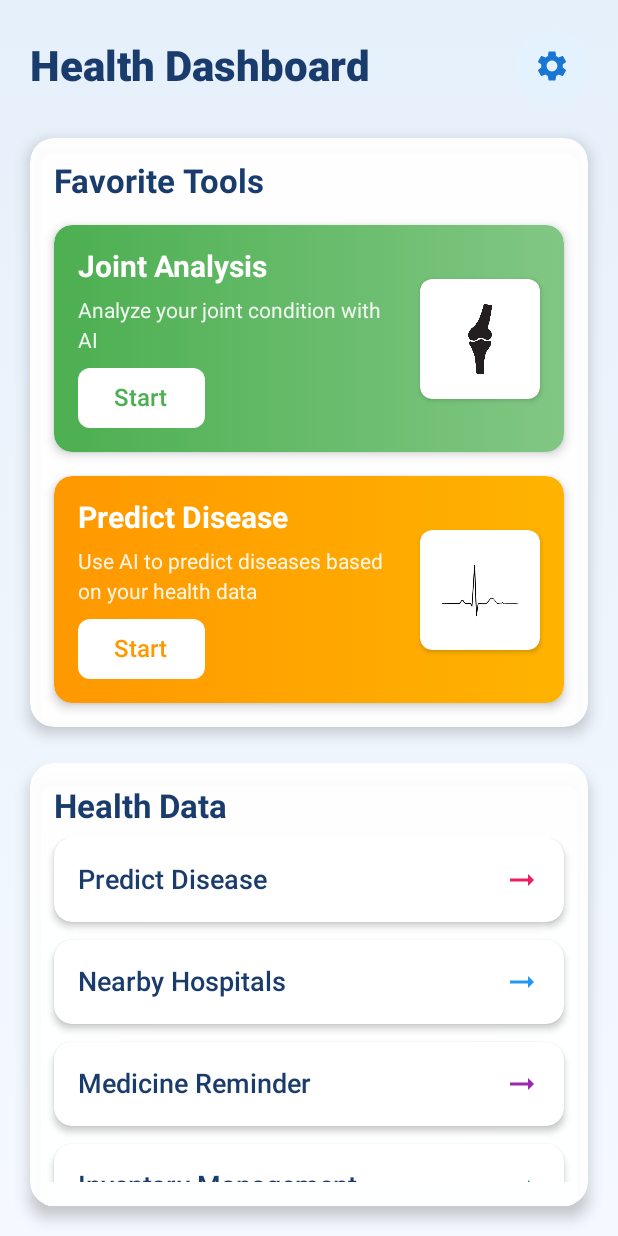
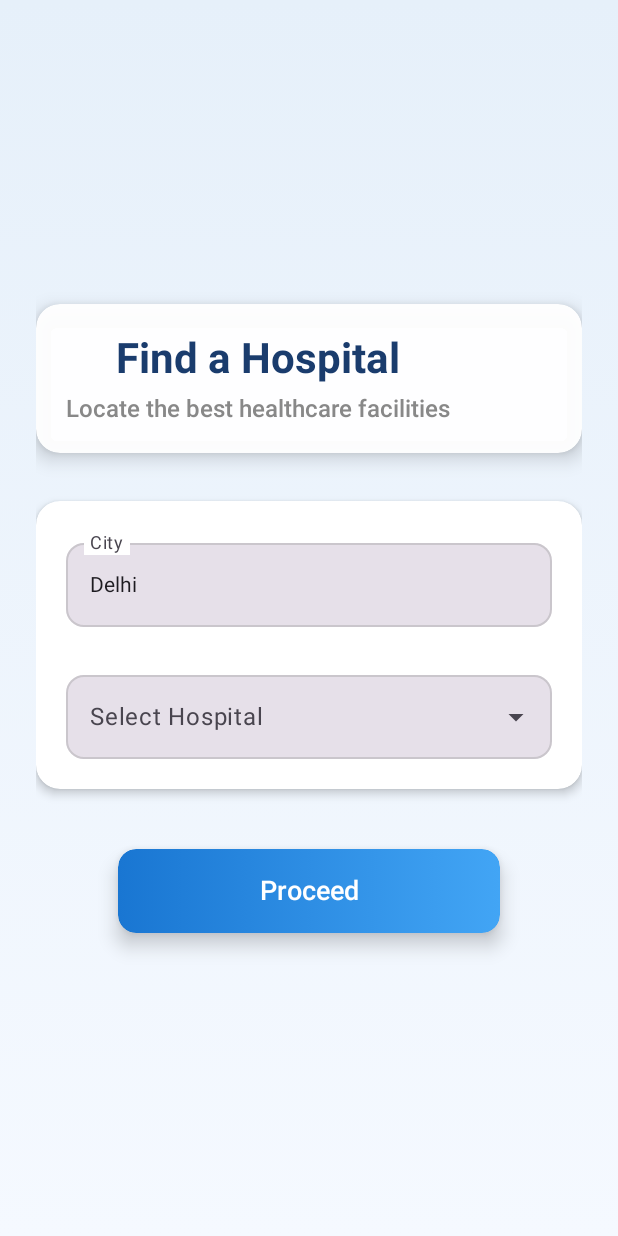
Before and after one commit to dayam8696/Major_Project, an Android app built with Jetpack Compose: the screen it shows after launch (MainActivity), after a tap on "Nearby Hospitals", on a phone screen of 412 x 824 dp. Run offline under Robolectric (Android 15) with nearby library versions, the phone set to English and light mode, and no system bars.

Commit message:
woking on near by hospital

```diff
--- a/app/src/main/java/com/example/majorproject/MainActivity.kt
+++ b/app/src/main/java/com/example/majorproject/MainActivity.kt
@@ -26,6 +26,7 @@ import com.example.majorproject.ui.screens.KneeSeverityPredictionScreen
 import com.example.majorproject.ui.MedicineReminderScreen
 import com.example.majorproject.ui.screens.DiabetesPredictionScreen
 import com.example.majorproject.ui.screens.DiabetesResultScreen
+import com.example.majorproject.ui.screens.FindHospitalScreen
 import com.example.majorproject.ui.screens.HeartAttackResultScreen
 import com.example.majorproject.ui.screens.SelectDiseaseScreen
 import com.example.majorproject.ui.theme.MajorProjectTheme
@@ -106,6 +107,9 @@ fun AppNavHost(navController: NavHostController, modifier: Modifier = Modifier,
                  navController
             )
         }
+        composable(route = "FindHospitalScreen")  {
+            FindHospitalScreen(navController)
+        }
     }
 }
 
--- /dev/null
+++ b/app/src/main/java/com/example/majorproject/ui/screens/FindHospitalScreen.kt
@@ -0,0 +1,255 @@
+package com.example.majorproject.ui.screens
+
+import androidx.compose.animation.animateContentSize
+import androidx.compose.animation.core.*
+import androidx.compose.foundation.background
+import androidx.compose.foundation.clickable
+import androidx.compose.foundation.interaction.MutableInteractionSource
+import androidx.compose.foundation.interaction.collectIsPressedAsState
+import androidx.compose.foundation.layout.*
+import androidx.compose.foundation.shape.RoundedCornerShape
+import androidx.compose.material3.*
+import androidx.compose.runtime.*
+import androidx.compose.ui.Alignment
+import androidx.compose.ui.Modifier
+import androidx.compose.ui.draw.clip
+import androidx.compose.ui.draw.scale
+import androidx.compose.ui.draw.shadow
+import androidx.compose.ui.graphics.Brush
+import androidx.compose.ui.graphics.Color
+import androidx.compose.ui.graphics.graphicsLayer
+import androidx.compose.ui.platform.LocalFocusManager
+import androidx.compose.ui.text.font.FontWeight
+import androidx.compose.ui.unit.dp
+import androidx.compose.ui.unit.sp
+import androidx.navigation.NavController
+
+@OptIn(ExperimentalMaterial3Api::class)
+@Composable
+fun FindHospitalScreen(navController: NavController) {
+    val hospitalList = listOf(
+        "AIIMS Hospital", "Fortis Hospital", "Max Super Speciality Hospital",
+        "Sir Ganga Ram Hospital", "BLK-Max Hospital", "Indraprastha Apollo Hospital",
+        "Safdarjung Hospital", "Ram Manohar Lohia Hospital", "Holy Family Hospital",
+        "Venkateshwar Hospital"
+    )
+
+    var city by remember { mutableStateOf("Delhi") }
+    var selectedHospital by remember { mutableStateOf("") }
+    var expanded by remember { mutableStateOf(false) }
+
+    val focusManager = LocalFocusManager.current
+
+    // Animation states
+    val fadeAnim by animateFloatAsState(
+        targetValue = 1f,
+        animationSpec = tween(
+            durationMillis = 800,
+            easing = FastOutSlowInEasing
+        ),
+        label = "fade_animation"
+    )
+
+    val slideAnim by animateDpAsState(
+        targetValue = 0.dp,
+        animationSpec = tween(
+            durationMillis = 1000,
+            easing = FastOutSlowInEasing
+        ),
+        label = "slide_animation"
+    )
+
+    Box(
+        modifier = Modifier
+            .fillMaxSize()
+            .background(
+                Brush.verticalGradient(
+                    colors = listOf(
+                        Color(0xFFE6F0FA),
+                        Color(0xFFF5F9FF)
+                    )
+                )
+            )
+            .padding(24.dp)
+    ) {
+        Column(
+            modifier = Modifier
+                .fillMaxSize()
+                .offset(y = slideAnim)
+                .graphicsLayer(alpha = fadeAnim)
+                .animateContentSize(),
+            verticalArrangement = Arrangement.Center,
+            horizontalAlignment = Alignment.CenterHorizontally
+        ) {
+            // Header Card
+            Card(
+                modifier = Modifier
+                    .fillMaxWidth()
+                    .padding(bottom = 32.dp)
+                    .shadow(8.dp, RoundedCornerShape(16.dp))
+                    .clip(RoundedCornerShape(16.dp)),
+                colors = CardDefaults.cardColors(containerColor = Color.White.copy(alpha = 0.95f)),
+            ) {
+                Column(
+                    modifier = Modifier.padding(20.dp),
+                    horizontalAlignment = Alignment.CenterHorizontally
+                ) {
+                    Text(
+                        text = "Find a Hospital",
+                        fontSize = 28.sp,
+                        fontWeight = FontWeight.Bold,
+                        color = Color(0xFF1A3C6D)
+                    )
+                    Text(
+                        text = "Locate the best healthcare facilities",
+                        fontSize = 16.sp,
+                        fontWeight = FontWeight.Medium,
+                        color = Color.Gray,
+                        modifier = Modifier.padding(top = 8.dp)
+                    )
+                }
+            }
+
+            // Input Card
+            Card(
+                modifier = Modifier
+                    .fillMaxWidth()
+                    .shadow(4.dp, RoundedCornerShape(16.dp))
+                    .clip(RoundedCornerShape(16.dp)),
+                colors = CardDefaults.cardColors(containerColor = Color.White),
+            ) {
+                Column(
+                    modifier = Modifier.padding(20.dp),
+                    verticalArrangement = Arrangement.spacedBy(24.dp)
+                ) {
+                    // City TextField
+                    OutlinedTextField(
+                        value = city,
+                        onValueChange = { city = it },
+                        label = { Text("City") },
+                        singleLine = true,
+                        shape = RoundedCornerShape(12.dp),
+                        modifier = Modifier.fillMaxWidth(),
+                        colors = TextFieldDefaults.colors(
+                            focusedIndicatorColor = Color(0xFF1976D2),
+                            unfocusedIndicatorColor = Color.Gray.copy(alpha = 0.3f),
+                            focusedLabelColor = Color(0xFF1976D2),
+                            cursorColor = Color(0xFF1976D2)
+                        )
+                    )
+
+                    // Hospital Dropdown
+                    ExposedDropdownMenuBox(
+                        expanded = expanded,
+                        onExpandedChange = { expanded = !expanded }
+                    ) {
+                        OutlinedTextField(
+                            value = selectedHospital,
+                            onValueChange = {},
+                            readOnly = true,
+                            label = { Text("Select Hospital") },
+                            trailingIcon = {
+                                ExposedDropdownMenuDefaults.TrailingIcon(expanded = expanded)
+                            },
+                            shape = RoundedCornerShape(12.dp),
+                            colors = TextFieldDefaults.colors(
+                                focusedIndicatorColor = Color(0xFF1976D2),
+                                unfocusedIndicatorColor = Color.Gray.copy(alpha = 0.3f),
+                                focusedLabelColor = Color(0xFF1976D2),
+                                cursorColor = Color(0xFF1976D2)
+                            ),
+                            modifier = Modifier
+                                .menuAnchor()
+                                .fillMaxWidth()
+                        )
+
+                        ExposedDropdownMenu(
+                            expanded = expanded,
+                            onDismissRequest = { expanded = false },
+                            modifier = Modifier
+                                .background(Color.White)
+                                .shadow(4.dp, RoundedCornerShape(8.dp))
+                        ) {
+                            hospitalList.forEach { hospital ->
+                                DropdownMenuItem(
+                                    text = { Text(hospital, fontSize = 16.sp, color = Color(0xFF1A3C6D)) },
+                                    onClick = {
+                                        selectedHospital = hospital
+                                        expanded = false
+                                        focusManager.clearFocus()
+                                    },
+                                    modifier = Modifier
+                                        .fillMaxWidth()
+                                        .padding(horizontal = 8.dp)
+                                )
+                            }
+                        }
+                    }
+                }
+            }
+
+            Spacer(modifier = Modifier.height(40.dp))
+
+            // Proceed Button
+            AnimatedButton(
+                text = "Proceed",
+                onClick = { /* Handle submit or navigation */ },
+                gradientColors = listOf(Color(0xFF1976D2), Color(0xFF42A5F5)),
+                modifier = Modifier
+                    .fillMaxWidth(0.7f)
+                    .height(56.dp)
+            )
+        }
+    }
+}
+
+@Composable
+fun AnimatedButton(
+    text: String,
+    onClick: () -> Unit,
+    gradientColors: List<Color>,
+    modifier: Modifier = Modifier
+) {
+    val interactionSource = remember { MutableInteractionSource() }
+    val isPressed by interactionSource.collectIsPressedAsState()
+    val scale by animateFloatAsState(
+        targetValue = if (isPressed) 0.95f else 1f,
+        animationSpec = spring(
+            dampingRatio = Spring.DampingRatioLowBouncy,
+            stiffness = Spring.StiffnessMedium
+        ),
+        label = "button_scale"
+    )
+
+    val elevation by animateDpAsState(
+        targetValue = if (isPressed) 4.dp else 8.dp,
+        animationSpec = tween(durationMillis = 200),
+        label = "button_elevation"
+    )
+
+    Card(
+        modifier = modifier
+            .scale(scale)
+            .shadow(elevation, RoundedCornerShape(12.dp))
+            .clip(RoundedCornerShape(12.dp))
+            .clickable(
+                interactionSource = interactionSource,
+                indication = null
+            ) { onClick() },
+        colors = CardDefaults.cardColors(containerColor = Color.Transparent),
+    ) {
+        Box(
+            modifier = Modifier
+                .fillMaxSize()
+                .background(Brush.horizontalGradient(gradientColors)),
+            contentAlignment = Alignment.Center
+        ) {
+            Text(
+                text = text,
+                fontSize = 18.sp,
+                fontWeight = FontWeight.SemiBold,
+                color = Color.White
+            )
+        }
+    }
+}
--- a/app/src/main/java/com/example/majorproject/ui/screens/HomeScreen.kt
+++ b/app/src/main/java/com/example/majorproject/ui/screens/HomeScreen.kt
@@ -153,7 +153,7 @@ fun HomeScreen(navController: NavController) {
                         items(
                             listOf(
                                 HealthDataModel("Predict Disease", Color(0xFFE91E63)) { navController.navigate("SelectDiseaseScreen") },
-                                HealthDataModel("Nearby Hospitals", Color(0xFF2196F3)) { /* Add navigation if needed */ },
+                                HealthDataModel("Nearby Hospitals", Color(0xFF2196F3)) { navController.navigate("FindHospitalScreen")},
                                 HealthDataModel("Medicine Reminder", Color(0xFF9C27B0)) { navController.navigate("MedicineReminderScreen") },
                                 HealthDataModel("Inventory Management", Color(0xFF009688)) { /* Add navigation if needed */ }
                             )
```
